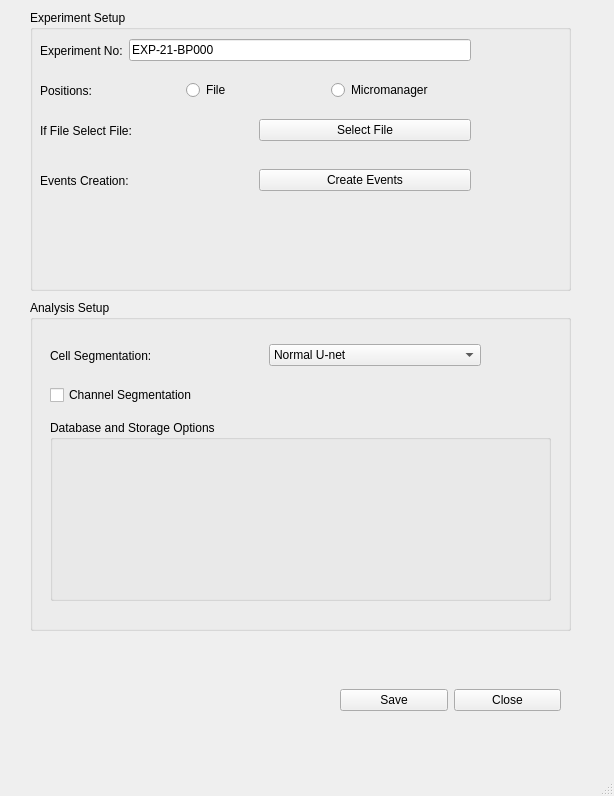
This is setupWindow.ui in karempudi/GUIs as Qt 5 draws it before an edit. The edited form follows.
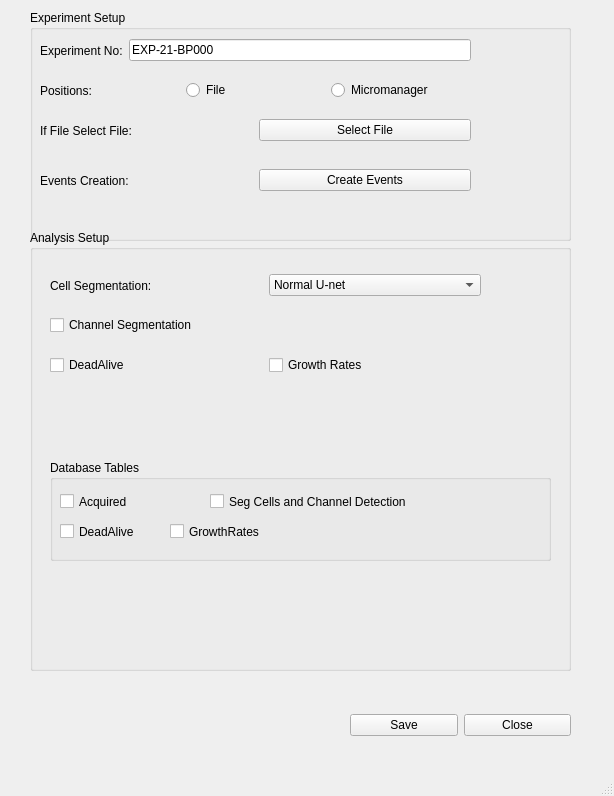
This is the edited form.

Commit message: Events window coming along well

```diff
--- a/setupWindow.ui
+++ b/setupWindow.ui
@@ -20,7 +20,7 @@
       <x>30</x>
       <y>10</y>
       <width>541</width>
-      <height>281</height>
+      <height>231</height>
      </rect>
     </property>
     <property name="title">
@@ -142,9 +142,9 @@
     <property name="geometry">
      <rect>
       <x>30</x>
-      <y>300</y>
+      <y>230</y>
       <width>541</width>
-      <height>331</height>
+      <height>441</height>
      </rect>
     </property>
     <property name="title">
@@ -187,14 +187,66 @@
      <property name="geometry">
       <rect>
        <x>20</x>
-       <y>120</y>
+       <y>230</y>
        <width>501</width>
-       <height>181</height>
+       <height>101</height>
       </rect>
      </property>
      <property name="title">
-      <string>Database and Storage Options</string>
+      <string>Database Tables</string>
      </property>
+     <widget class="QCheckBox" name="checkBox_2">
+      <property name="geometry">
+       <rect>
+        <x>10</x>
+        <y>30</y>
+        <width>131</width>
+        <height>23</height>
+       </rect>
+      </property>
+      <property name="text">
+       <string>Acquired</string>
+      </property>
+     </widget>
+     <widget class="QCheckBox" name="checkBox_3">
+      <property name="geometry">
+       <rect>
+        <x>160</x>
+        <y>30</y>
+        <width>251</width>
+        <height>23</height>
+       </rect>
+      </property>
+      <property name="text">
+       <string>Seg Cells and Channel Detection</string>
+      </property>
+     </widget>
+     <widget class="QCheckBox" name="checkBox_4">
+      <property name="geometry">
+       <rect>
+        <x>10</x>
+        <y>60</y>
+        <width>91</width>
+        <height>23</height>
+       </rect>
+      </property>
+      <property name="text">
+       <string>DeadAlive</string>
+      </property>
+     </widget>
+     <widget class="QCheckBox" name="checkBox_5">
+      <property name="geometry">
+       <rect>
+        <x>120</x>
+        <y>60</y>
+        <width>131</width>
+        <height>23</height>
+       </rect>
+      </property>
+      <property name="text">
+       <string>GrowthRates</string>
+      </property>
+     </widget>
     </widget>
     <widget class="QWidget" name="horizontalLayoutWidget_7">
      <property name="geometry">
@@ -215,14 +267,40 @@
       </item>
      </layout>
     </widget>
+    <widget class="QWidget" name="horizontalLayoutWidget_8">
+     <property name="geometry">
+      <rect>
+       <x>20</x>
+       <y>120</y>
+       <width>431</width>
+       <height>31</height>
+      </rect>
+     </property>
+     <layout class="QHBoxLayout" name="horizontalLayout_8">
+      <item>
+       <widget class="QCheckBox" name="checkBox_6">
+        <property name="text">
+         <string>DeadAlive</string>
+        </property>
+       </widget>
+      </item>
+      <item>
+       <widget class="QCheckBox" name="checkBox_7">
+        <property name="text">
+         <string>Growth Rates</string>
+        </property>
+       </widget>
+      </item>
+     </layout>
+    </widget>
    </widget>
    <widget class="QWidget" name="horizontalLayoutWidget_2">
     <property name="geometry">
      <rect>
-      <x>340</x>
-      <y>660</y>
+      <x>350</x>
+      <y>700</y>
       <width>221</width>
-      <height>80</height>
+      <height>51</height>
      </rect>
     </property>
     <layout class="QHBoxLayout" name="horizontalLayout_2">
```
The commit also changes 5 other files.
